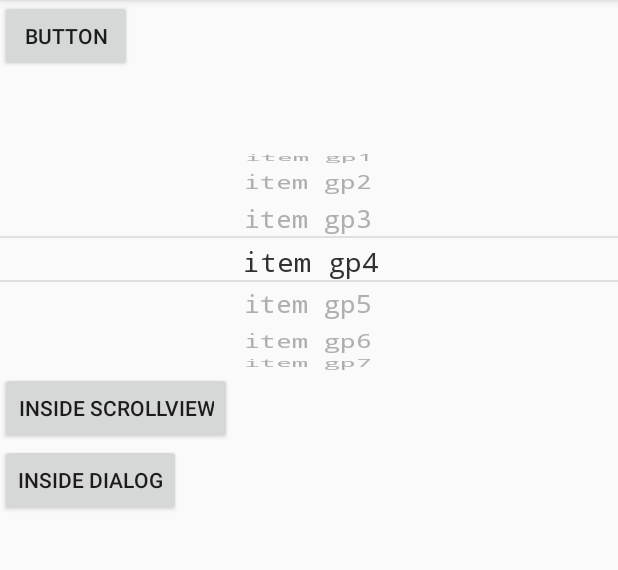
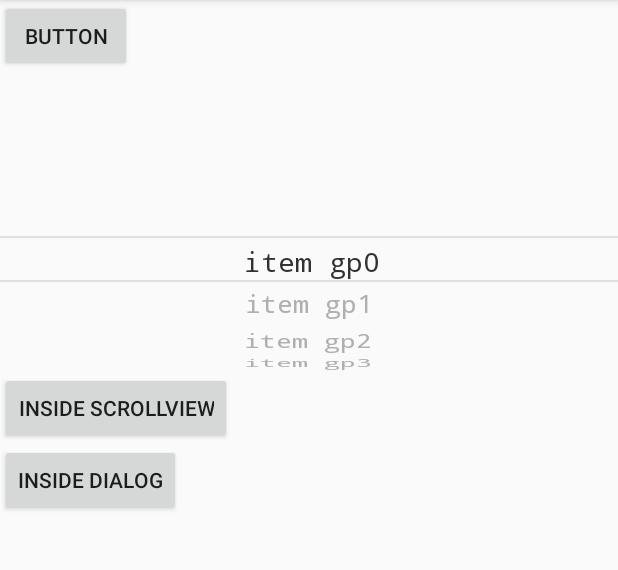
Before and after one commit to weidongjian/androidWheelView, an Android app: the screen it shows after launch (MainActivity), after a tap on "BUTTON", on a phone screen of 412 x 824 dp, the part 84-654 px from its top. Run offline under Robolectric (Android 15) with nearby library versions, the phone set to English and light mode, and no system bars.

Commit message:
修复设置position为零无效的bug

```diff
--- a/loopview/src/main/java/com/weigan/loopview/LoopView.java
+++ b/loopview/src/main/java/com/weigan/loopview/LoopView.java
@@ -83,7 +83,6 @@ public class LoopView extends View {
 
     int totalScrollY;
     int initPosition;
-    private int selectedItem;
     int preCurrentIndex;
     int change;
 
@@ -438,7 +437,7 @@ public class LoopView extends View {
             return;
         }
         int size = items.size();
-        if (position >= 0 && position < size && position != selectedItem) {
+        if (position >= 0 && position < size && position != getSelectedItem()) {
             initPosition = position;
             totalScrollY = 0;
             mOffset = 0;
@@ -536,7 +535,6 @@ public class LoopView extends View {
                     // center item
                     canvas.clipRect(0, 0, measuredWidth, (int) (itemHeight));
                     drawCenterText(canvas, i);
-                    selectedItem = items.indexOf(drawingStrings.get(i));
                 } else {
                     // other item
                     canvas.clipRect(0, 0, measuredWidth, (int) (itemHeight));
```
